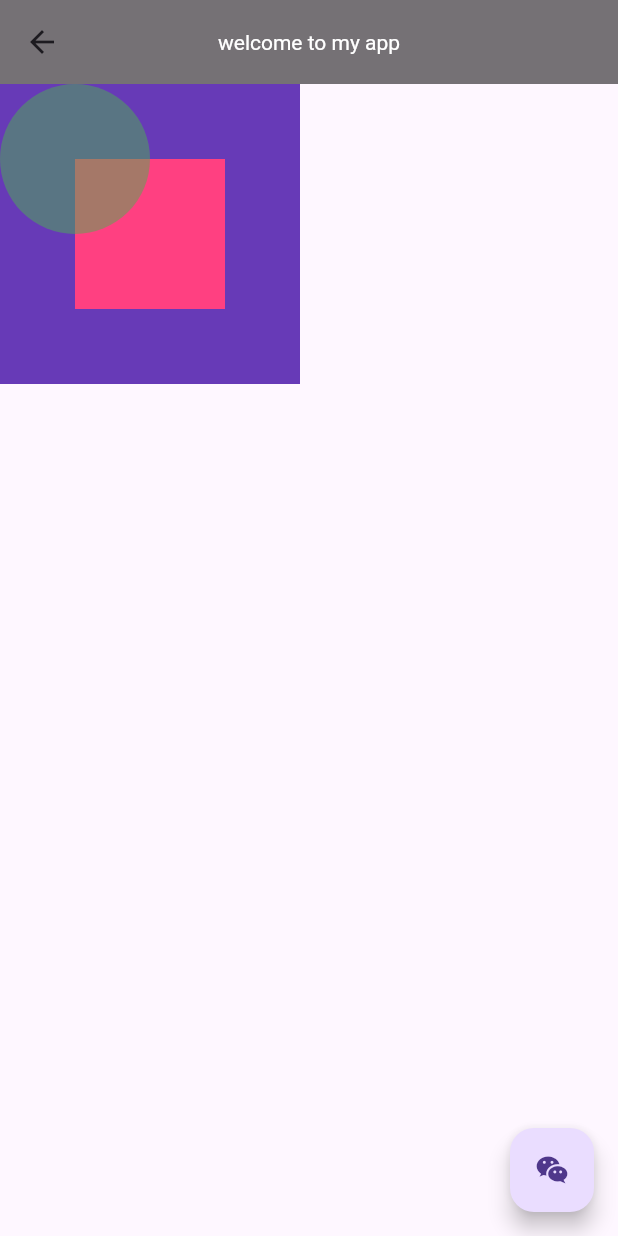
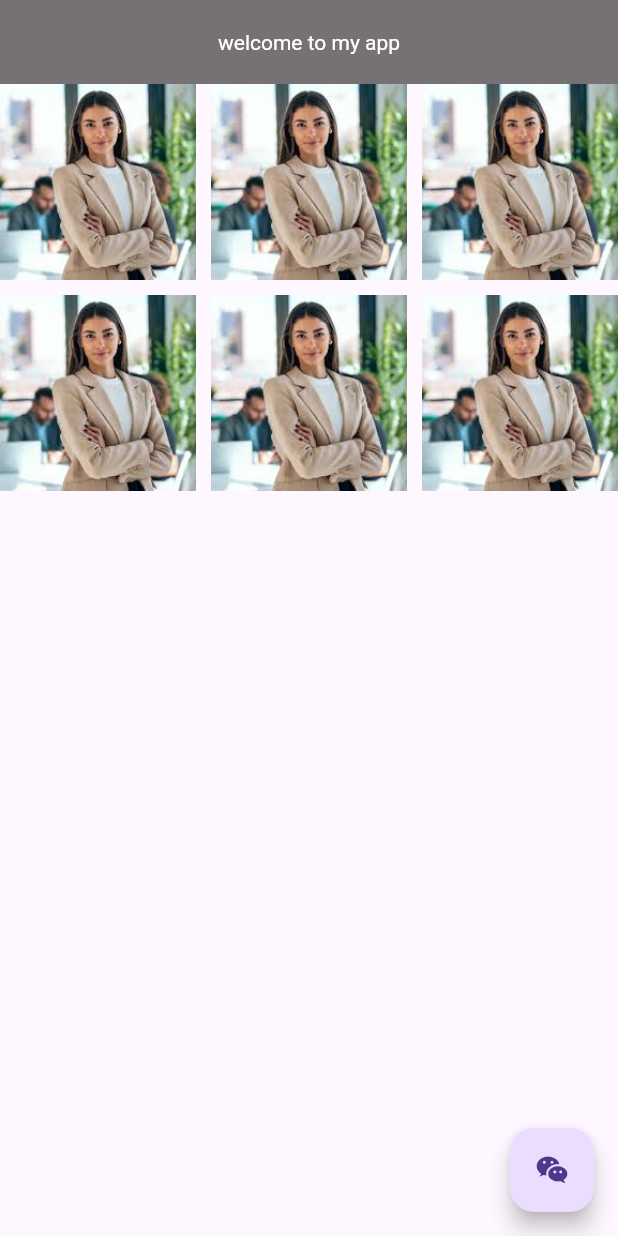
Before and after one commit to faria087/flutter, a Flutter app: the Hscreen screen opened directly, on a phone screen of 412 x 824 dp. Run offline on Flutter 3.47's test engine with Material 3 defaults, Android fonts, the phone set to English and light mode, and no system bars.

Commit message:
gridview cross

```diff
--- a/lib/home/screen.dart
+++ b/lib/home/screen.dart
@@ -404,24 +404,39 @@ class _HscreenState extends State<Hscreen> {
       //     ),
       //   ],
       // ),
-      body: Stack(
+      // body: Stack(
+      //   children: [
+      //     Container(height: 200, width: 200, color: Colors.deepPurple),
+      //     Positioned(
+      //       right: 50,
+      //       bottom: 50,
+      //       child: Container(height: 100, width: 100, color: Colors.pinkAccent),
+      //     ),
+      //     Positioned(
+      //       child: Container(
+      //         height: 100,
+      //         width: 100,
+      //         decoration: BoxDecoration(
+      //           shape: BoxShape.circle,
+      //           color: Colors.green.withAlpha(128),
+      //         ),
+      //       ),
+      //     ),
+      //   ],
+      // ),
+      body: GridView(
+        gridDelegate: SliverGridDelegateWithFixedCrossAxisCount(
+          crossAxisCount: 3,
+          crossAxisSpacing: 10,
+          mainAxisSpacing: 10,
+        ),
         children: [
-          Container(height: 200, width: 200, color: Colors.deepPurple),
-          Positioned(
-            right: 50,
-            bottom: 50,
-            child: Container(height: 100, width: 100, color: Colors.pinkAccent),
-          ),
-          Positioned(
-            child: Container(
-              height: 100,
-              width: 100,
-              decoration: BoxDecoration(
-                shape: BoxShape.circle,
-                color: Colors.green.withAlpha(128),
-              ),
-            ),
-          ),
+          Image.asset('assets/images/1.jpg', fit: BoxFit.cover),
+          Image.asset('assets/images/1.jpg', fit: BoxFit.cover),
+          Image.asset('assets/images/1.jpg', fit: BoxFit.cover),
+          Image.asset('assets/images/1.jpg', fit: BoxFit.cover),
+          Image.asset('assets/images/1.jpg', fit: BoxFit.cover),
+          Image.asset('assets/images/1.jpg', fit: BoxFit.cover),
         ],
       ),
     );
--- a/lib/main.dart
+++ b/lib/main.dart
@@ -1,6 +1,6 @@
 import 'package:flutter/material.dart';
-// import 'package:prac_1/home/screen.dart';
-import 'package:prac_1/home/login.dart';
+import 'package:prac_1/home/screen.dart';
+// import 'package:prac_1/home/login.dart';
 
 void main() {
   runApp(firstApp());
@@ -11,6 +11,6 @@ class firstApp extends StatelessWidget {
 
   @override
   Widget build(BuildContext context) {
-    return MaterialApp(debugShowCheckedModeBanner: false, home: Login());
+    return MaterialApp(debugShowCheckedModeBanner: false, home: Hscreen());
   }
 }
```
